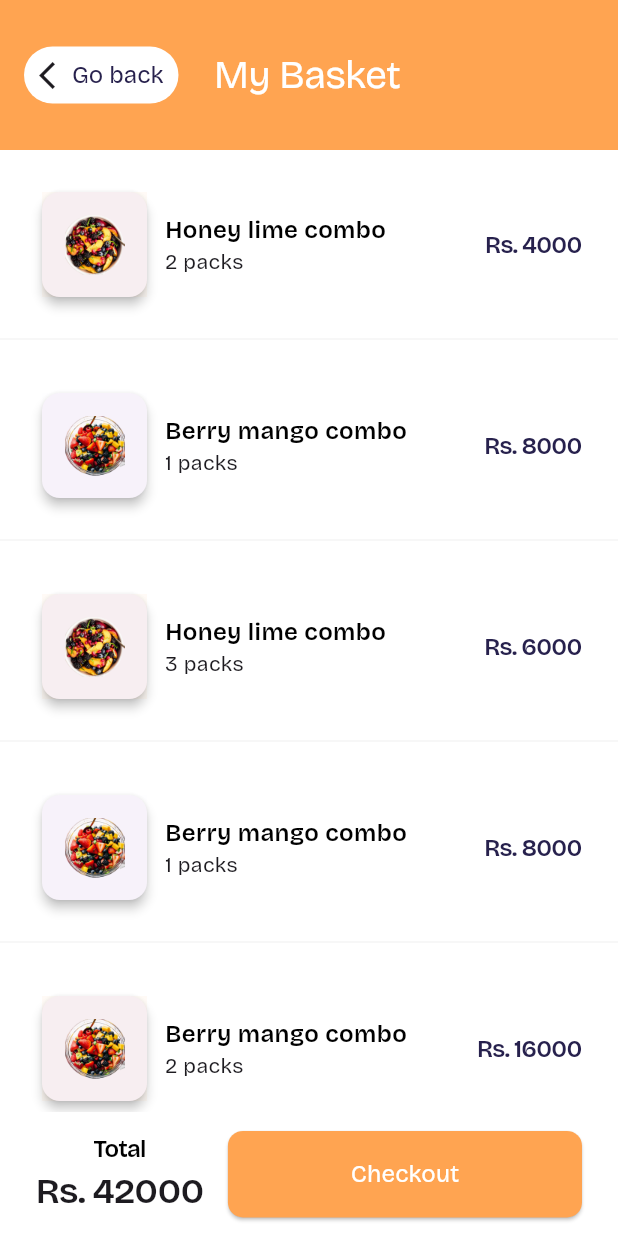
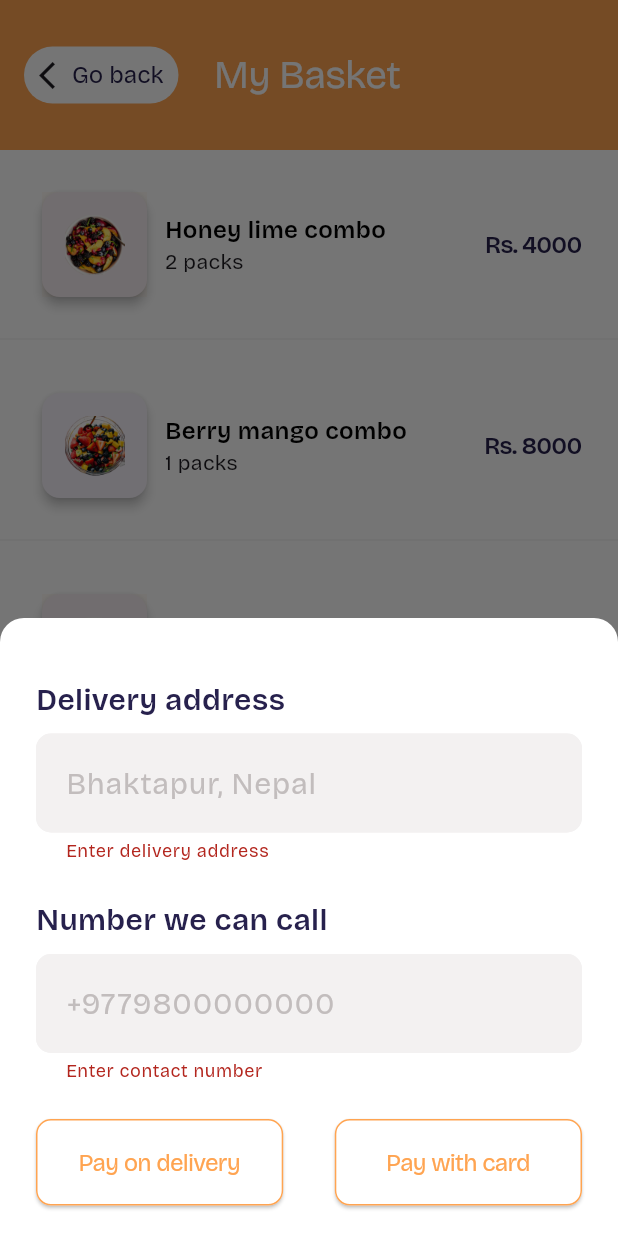
Before and after one commit to piyushkarmacharya/ecommerce_fruits, a Flutter app: the BasketPage screen opened by its route, after a tap on "Checkout", on a phone screen of 412 x 824 dp. Run offline on Flutter 3.47's test engine with Material 3 defaults, Android fonts, the phone set to English and light mode, and no system bars; our stand-ins replace flutter_svg.

Commit message:
create dialog for checkout

```diff
--- a/lib/pages/basket_page/basket_page.dart
+++ b/lib/pages/basket_page/basket_page.dart
@@ -1,3 +1,4 @@
+import 'package:ecommerce_fruits/pages/basket_page/widgets/checkout_dialog.dart';
 import 'package:flutter/material.dart';
 
 class BasketPage extends StatefulWidget {
@@ -9,6 +10,12 @@ class BasketPage extends StatefulWidget {
 }
 
 class _BasketPageState extends State<BasketPage> {
+  OutlineInputBorder borderStyle = OutlineInputBorder(
+    borderRadius: BorderRadius.circular(10),
+    borderSide: const BorderSide(
+      color: Color(0xFFF3F1F1),
+    ),
+  );
   final List<Map<String, String>> basket = [
     {
       "name": "Honey lime combo",
@@ -231,7 +238,14 @@ class _BasketPageState extends State<BasketPage> {
                         child: SizedBox(
                       height: 0.07 * screenSize.height,
                       child: ElevatedButton(
-                          onPressed: () {},
+                          onPressed: () {
+                            showDialog(
+                              context: context,
+                              builder: (context) {
+                                return CheckoutDialog();
+                              },
+                            );
+                          },
                           child: const Text(
                             "Checkout",
                             style: TextStyle(
--- /dev/null
+++ b/lib/pages/basket_page/widgets/checkout_dialog.dart
@@ -0,0 +1,191 @@
+import 'package:flutter/material.dart';
+
+class CheckoutDialog extends StatefulWidget {
+  const CheckoutDialog({super.key});
+
+  @override
+  State<CheckoutDialog> createState() => _CheckoutDialogState();
+}
+
+class _CheckoutDialogState extends State<CheckoutDialog> {
+  OutlineInputBorder borderStyle = OutlineInputBorder(
+    borderRadius: BorderRadius.circular(10),
+    borderSide: const BorderSide(
+      color: Color(0xFFF3F1F1),
+    ),
+  );
+
+  GlobalKey<FormState> formKey = GlobalKey<FormState>();
+  @override
+  Widget build(BuildContext context) {
+    bool keyboardActive = MediaQuery.of(context).viewInsets.bottom > 0;
+    final screenSize = MediaQuery.of(context).size;
+    return SizedBox(
+      child: Column(
+        children: [
+          Visibility(
+            visible: !keyboardActive,
+            child: Container(
+              height: 0.5 * screenSize.height,
+            ),
+          ),
+          Expanded(
+            child: Container(
+              width: double.infinity,
+              decoration: const BoxDecoration(
+                borderRadius: BorderRadius.only(
+                    topLeft: Radius.circular(16),
+                    topRight: Radius.circular(16)),
+                color: Color(0xFFFFFFFF),
+              ),
+              child: Scaffold(
+                backgroundColor: Colors.transparent,
+                body: SingleChildScrollView(
+                  scrollDirection: Axis.vertical,
+                  child: Form(
+                    autovalidateMode: AutovalidateMode.always,
+                    key: formKey,
+                    child: Padding(
+                      padding: const EdgeInsets.fromLTRB(24, 40, 24, 0),
+                      child: Column(
+                        crossAxisAlignment: CrossAxisAlignment.start,
+                        children: [
+                          const Text(
+                            "Delivery address",
+                            style: TextStyle(
+                                fontSize: 20,
+                                color: Color(0xFF27214D),
+                                fontWeight: FontWeight.w600),
+                          ),
+                          const SizedBox(
+                            height: 8,
+                          ),
+                          TextFormField(
+                            style: const TextStyle(fontSize: 20),
+                            validator: (value) {
+                              if (value == null || value.isEmpty) {
+                                return "Enter delivery address";
+                              }
+                              return null;
+                            },
+                            decoration: InputDecoration(
+                                errorMaxLines: 1,
+                                contentPadding: const EdgeInsets.symmetric(
+                                  vertical:
+                                      18, // Adjust vertical padding for text
+                                  horizontal: 16, // Adjust horizontal padding
+                                ),
+                                hintText: "Bhaktapur, Nepal",
+                                hintStyle:
+                                    const TextStyle(color: Color(0xFFC2BDBD)),
+                                filled: true,
+                                fillColor: const Color(0xFFF3F1F1),
+                                focusedBorder: borderStyle,
+                                enabledBorder: borderStyle,
+                                border: borderStyle,
+                                errorBorder: borderStyle),
+                          ),
+                          const SizedBox(
+                            height: 24,
+                          ),
+                          const Text(
+                            "Number we can call",
+                            style: TextStyle(
+                                fontSize: 20,
+                                color: Color(0xFF27214D),
+                                fontWeight: FontWeight.w600),
+                          ),
+                          const SizedBox(
+                            height: 8,
+                          ),
+                          TextFormField(
+                            style: const TextStyle(fontSize: 20),
+                            validator: (value) {
+                              if (value == null || value.isEmpty) {
+                                return "Enter contact number";
+                              }
+                              return null;
+                            },
+                            decoration: InputDecoration(
+                                errorMaxLines: 1,
+                                contentPadding: const EdgeInsets.symmetric(
+                                  vertical:
+                                      18, // Adjust vertical padding for text
+                                  horizontal: 16, // Adjust horizontal padding
+                                ),
+                                hintText: "+9779800000000",
+                                hintStyle:
+                                    const TextStyle(color: Color(0xFFC2BDBD)),
+                                filled: true,
+                                fillColor: const Color(0xFFF3F1F1),
+                                focusedBorder: borderStyle,
+                                enabledBorder: borderStyle,
+                                border: borderStyle,
+                                errorBorder: borderStyle),
+                          ),
+                          const SizedBox(
+                            height: 24,
+                          ),
+                          Row(
+                            mainAxisAlignment: MainAxisAlignment.spaceBetween,
+                            children: [
+                              SizedBox(
+                                height: 0.07 * screenSize.height,
+                                width: 0.4 * screenSize.width,
+                                child: ElevatedButton(
+                                    style: ElevatedButton.styleFrom(
+                                        backgroundColor: Colors.white,
+                                        shape: RoundedRectangleBorder(
+                                            borderRadius:
+                                                BorderRadius.circular(10),
+                                            side: BorderSide(
+                                                color: Theme.of(context)
+                                                    .primaryColor))),
+                                    onPressed: () {
+                                      if (formKey.currentState!.validate()) {}
+                                    },
+                                    child: Text(
+                                      "Pay on delivery",
+                                      style: TextStyle(
+                                          color: Theme.of(context).primaryColor,
+                                          fontSize: 16,
+                                          letterSpacing: -0.5),
+                                    )),
+                              ),
+                              SizedBox(
+                                height: 0.07 * screenSize.height,
+                                width: 0.4 * screenSize.width,
+                                child: ElevatedButton(
+                                  style: ElevatedButton.styleFrom(
+                                      backgroundColor: Colors.white,
+                                      shape: RoundedRectangleBorder(
+                                          borderRadius:
+                                              BorderRadius.circular(10),
+                                          side: BorderSide(
+                                              color: Theme.of(context)
+                                                  .primaryColor))),
+                                  onPressed: () {},
+                                  child: Text(
+                                    "Pay with card",
+                                    style: TextStyle(
+                                        letterSpacing: -0.5,
+                                        color: Theme.of(context).primaryColor,
+                                        fontSize: 16),
+                                  ),
+                                ),
+                              ),
+                            ],
+                          ),
+                        ],
+                      ),
+                    ),
+                  ),
+                ),
+              ),
+            ),
+          ),
+        ],
+      ),
+    );
+  }
+}
```
